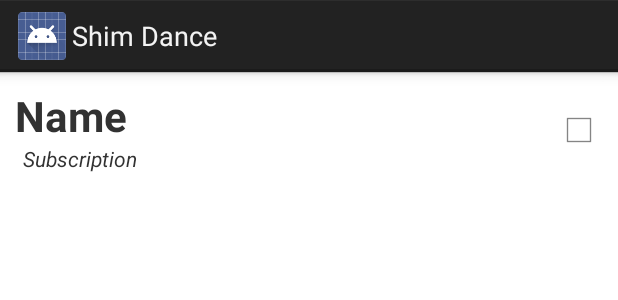
After one commit to gabr/ShimDance, an Android app: the layout row_device.xml on its own in the app's theme, with its tools: preview values and no code run, on a phone screen of 412 x 824 dp. The commit adds this screen. Shown: the top 300 px of the screen. Run offline under Robolectric (Android 15) with nearby library versions, the phone set to English and light mode, and no system bars.

Commit message:
First screen - first commit

```diff
--- a/app/build.gradle
+++ b/app/build.gradle
@@ -5,7 +5,7 @@ android {
     buildToolsVersion "21.1.2"
 
     defaultConfig {
-        applicationId "com.example.aas_base"
+        applicationId "com.arekaga.shimdance"
         minSdkVersion 10
         targetSdkVersion 10
     }
--- a/app/src/main/res/layout/activity_first_screen.xml
+++ b/app/src/main/res/layout/activity_first_screen.xml
@@ -8,11 +8,11 @@
     android:paddingTop="@dimen/first_screen_top_bottom_padding"
     android:paddingBottom="@dimen/first_screen_top_bottom_padding">
 
-    <ListView
+    <com.arekaga.shimdance.DevicesListView
         android:id="@+id/DevicesListView"
         android:layout_width="fill_parent"
         android:layout_height="fill_parent"
-        android:layout_marginBottom="90dp"></ListView>
+        android:layout_marginBottom="90dp" />
 
     <TextView
         android:id="@+id/InfoTextView"
--- /dev/null
+++ b/app/src/main/res/layout/row_device.xml
@@ -0,0 +1,34 @@
+<?xml version="1.0" encoding="utf-8"?>
+<RelativeLayout xmlns:android="http://schemas.android.com/apk/res/android"
+    android:layout_width="match_parent"
+    android:layout_height="wrap_content"
+    android:padding="@dimen/row_device_padding">
+
+    <TextView
+        android:id="@+id/row_device_name"
+        android:text="Name"
+        android:layout_width="wrap_content"
+        android:layout_height="wrap_content"
+        android:layout_alignParentTop="true"
+        android:layout_alignParentLeft="true"
+        android:textSize="28dp"
+        android:textStyle="bold"/>
+
+    <TextView
+        android:id="@+id/row_device_subscription"
+        android:text="Subscription"
+        android:layout_width="wrap_content"
+        android:layout_height="wrap_content"
+        android:layout_alignParentLeft="true"
+        android:layout_below="@id/row_device_name"
+        android:textStyle="italic"
+        android:paddingLeft="5dp"/>
+
+    <CheckBox
+        android:id="@+id/row_device_check_box"
+        android:layout_width="wrap_content"
+        android:layout_height="wrap_content"
+        android:layout_alignParentRight="true"
+        android:layout_centerVertical="true"/>
+
+</RelativeLayout>
--- a/app/src/main/res/values/dimens.xml
+++ b/app/src/main/res/values/dimens.xml
@@ -3,5 +3,6 @@
 
     <dimen name="first_screen_side_padding">60dp</dimen>
     <dimen name="first_screen_top_bottom_padding">40dp</dimen>
+    <dimen name="row_device_padding">10dp</dimen>
 
 </resources>
--- a/app/src/main/res/values/strings.xml
+++ b/app/src/main/res/values/strings.xml
@@ -4,5 +4,6 @@
     <string name="app_name">Shim Dance</string>
     <string name="StartButton">Start</string>
     <string name="EnableBluetoothButton">Enable</string>
+    <string name="action_settings">Sensor settings</string>
 
 </resources>
```
Also changed, not shown: app/src/main/java/com/arekaga/shimdance/DevicesListView.java (added, +236 -0 lines), app/src/main/java/com/arekaga/shimdance/FirstScreenActivity.java (+6 -41 lines), 1 other file.
